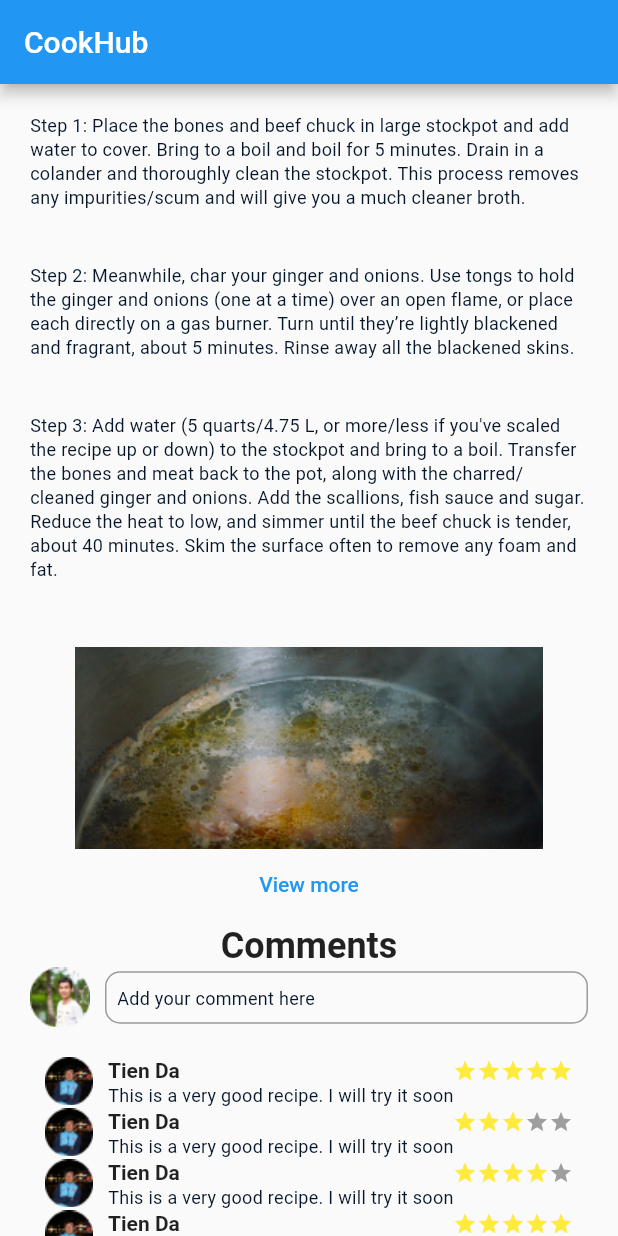
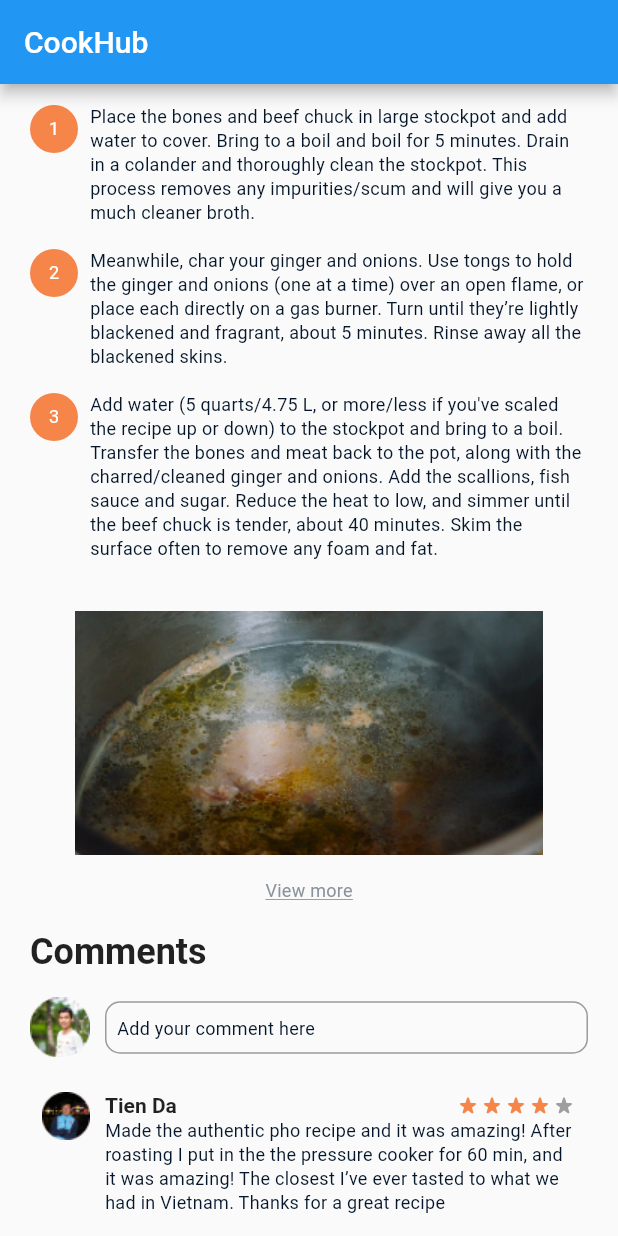
Before and after one commit to k1enttt/cookhub-frontend, a Flutter app: the screen it shows after launch, scrolled down 576 dp, on a phone screen of 412 x 824 dp. Run offline on Flutter 3.47's test engine with Material 2 defaults, Android fonts, the phone set to English and light mode, and no system bars; our stand-ins replace get; Roboto replaces fonts that are missing (Poppins).

Commit message:
Style UI

```diff
--- /dev/null
+++ b/lib/app/data/models/cooking_duration.dart
@@ -0,0 +1,5 @@
+class CookingDuration {
+  int time;
+  String unit;
+  CookingDuration({required this.time, required this.unit});
+}
--- a/lib/app/modules/recipes/recipes_controller.dart
+++ b/lib/app/modules/recipes/recipes_controller.dart
@@ -64,35 +64,16 @@ class RecipesController extends GetxController {
       userName: 'Tien Da',
       userAvt: 'assets/user_avt.png',
       rate: 4,
-      body: 'This is a very good recipe. I will try it soon',
+      body:
+          'Made the authentic pho recipe and it was amazing! After roasting I put in the the pressure cooker for 60 min, and it was amazing! The closest I’ve ever tasted to what we had in Vietnam. Thanks for a great recipe',
     ),
     Comment(
       id: 2,
       userName: 'Tien Da',
       userAvt: 'assets/user_avt.png',
       rate: 2,
-      body: 'This is a very good recipe. I will try it soon',
-    ),
-    Comment(
-      id: 3,
-      userName: 'Tien Da',
-      userAvt: 'assets/user_avt.png',
-      rate: 3,
-      body: 'This is a very good recipe. I will try it soon',
-    ),
-    Comment(
-      id: 4,
-      userName: 'Tien Da',
-      userAvt: 'assets/user_avt.png',
-      rate: 5,
-      body: 'This is a very good recipe. I will try it soon',
-    ),
-    Comment(
-      id: 5,
-      userName: 'Tien Da',
-      userAvt: 'assets/user_avt.png',
-      rate: 1,
-      body: 'This is a very good recipe. I will try it soon',
+      body:
+          'Made the authentic pho recipe and it was amazing! After roasting I put in the the pressure cooker for 60 min, and it was amazing! The closest I’ve ever tasted to what we had in Vietnam. Thanks for a great recipe',
     ),
   ];
 
--- a/lib/app/modules/recipes/screens/recipes_screen.dart
+++ b/lib/app/modules/recipes/screens/recipes_screen.dart
@@ -1,12 +1,13 @@
 import 'package:cookhub_frontend/app/data/models/comment.dart';
+import 'package:cookhub_frontend/app/data/models/cooking_duration.dart';
 import 'package:cookhub_frontend/app/data/models/ingredient.dart';
 import 'package:cookhub_frontend/app/data/models/recipe_step.dart';
 import 'package:cookhub_frontend/app/data/models/tag.dart';
 import 'package:cookhub_frontend/app/modules/recipes/recipes_controller.dart';
-import 'package:cookhub_frontend/app/modules/recipes/widgets/comment_text.dart';
-import 'package:cookhub_frontend/app/modules/recipes/widgets/ingredient_item.dart';
-import 'package:cookhub_frontend/app/modules/recipes/widgets/step_images.dart';
-import 'package:cookhub_frontend/app/modules/recipes/widgets/step_text.dart';
+import 'package:cookhub_frontend/app/modules/recipes/widgets/row_comment_text.dart';
+import 'package:cookhub_frontend/app/modules/recipes/widgets/row_ingredient_item.dart';
+import 'package:cookhub_frontend/app/modules/recipes/widgets/images_step.dart';
+import 'package:cookhub_frontend/app/modules/recipes/widgets/text_step.dart';
 import 'package:cookhub_frontend/core/values/colors.dart';
 import 'package:cookhub_frontend/core/values/strings.dart';
 import 'package:cookhub_frontend/core/values/text_style.dart';
@@ -24,8 +25,11 @@ class RecipesScreen extends StatelessWidget {
     // Font
     TextStyle heading2Style = CustomTextStyles.heading2Style;
     TextStyle mediumStyle = CustomTextStyles.mediumStyle;
-    TextStyle normalStyle = CustomTextStyles.normalStyle;
+    TextStyle blackNormalStyle = CustomTextStyles.normalStyle;
     TextStyle largeBoldStyle = CustomTextStyles.largeBoldStyle;
+    TextStyle whiteNormalStyle = blackNormalStyle.copyWith(color: Colors.white);
+    TextStyle textButtonStyle = blackNormalStyle.copyWith(
+        color: CustomColor.gray1, decoration: TextDecoration.underline);
 
     // Data
     String backgroundImg = 'assets/back_image.png';
@@ -48,6 +52,15 @@ class RecipesScreen extends StatelessWidget {
     List<Ingredient> ingredients = controller.ingredients;
     List<Comment> comments = controller.comments;
     List<Tag> tags = controller.tags;
+
+    // UI
+    cookingDurationText(CookingDuration cookingDuration) =>
+        Text("${cookingDuration.time} ${cookingDuration.unit}",
+            style: blackNormalStyle);
+    cookingLevelText(String cookingLevel) =>
+        Text(cookingLevel, style: blackNormalStyle);
+    ratingText(double rating, int reviewQuantity) =>
+        Text("$rating  ($reviewQuantity reviews)", style: blackNormalStyle);
 
     // Functions
     void stepsOnClick() {
@@ -88,7 +101,6 @@ class RecipesScreen extends StatelessWidget {
                 child: Column(
                   children: [
                     // Tựa đề
-
                     Text(
                       dishName,
                       textAlign: TextAlign.center,
@@ -102,24 +114,18 @@ class RecipesScreen extends StatelessWidget {
                         mainAxisAlignment: MainAxisAlignment.center,
                         crossAxisAlignment: CrossAxisAlignment.center,
                         children: [
-                          Text(
-                              "${cookingDuration.time} ${cookingDuration.unit}",
-                              style: normalStyle),
+                          cookingDurationText(cookingDuration),
                           const SizedBox(width: 14),
-                          Text("|", style: normalStyle),
+                          Text("|", style: blackNormalStyle),
                           const SizedBox(width: 14),
-                          Text(cookingLevel, style: normalStyle),
                           const SizedBox(width: 14),
-                          Text("|", style: normalStyle),
+                          cookingLevelText(cookingLevel),
                           const SizedBox(width: 14),
                           const Icon(
-                            Icons.star_border_rounded,
+                            Icons.star_rate_rounded,
                             size: 16,
                           ),
-                          Text(
-                            "$rating ($reviewQuantity reviews)",
-                            style: normalStyle,
-                          ),
+                          ratingText(rating, reviewQuantity),
                         ],
                       ),
                     ),
@@ -140,7 +146,7 @@ class RecipesScreen extends StatelessWidget {
                               horizontal: 24, vertical: 8),
                           child: Text(
                             tags[tagIndex].name,
-                            style: normalStyle,
+                            style: blackNormalStyle,
                           ),
                         ),
                       ),
@@ -172,7 +178,7 @@ class RecipesScreen extends StatelessWidget {
                                       const SizedBox(height: 3),
                                       Text(
                                         '$authorFollowers followers',
-                                        style: normalStyle,
+                                        style: blackNormalStyle,
                                       ),
                                     ],
                                   ),
@@ -189,7 +195,7 @@ class RecipesScreen extends StatelessWidget {
                             ),
                             child: Text(
                               'Follow',
-                              style: normalStyle,
+                              style: blackNormalStyle,
                             ),
                           )
                         ],
@@ -200,7 +206,7 @@ class RecipesScreen extends StatelessWidget {
                     // Mô tả
                     Text(
                       dishDescription,
-                      style: normalStyle,
+                      style: blackNormalStyle,
                     ),
                     const SizedBox(height: 26),
 
@@ -209,35 +215,48 @@ class RecipesScreen extends StatelessWidget {
                       child: Row(
                         mainAxisAlignment: MainAxisAlignment.spaceAround,
                         children: [
-                          GestureDetector(
+                          Expanded(
+                            child: GestureDetector(
                               onTap: stepsOnClick,
                               child: Container(
-                              width: 170,
+                                height: 40,
                                 alignment: Alignment.center,
                                 padding: const EdgeInsets.all(10),
                                 decoration: BoxDecoration(
-                                borderRadius: BorderRadius.circular(10),
-                                color: Colors.grey[300],
+                                  borderRadius: BorderRadius.circular(50),
+                                  color: (isStepsViewOrIngredientsView.value)
+                                      ? CustomColor.primary
+                                      : CustomColor.gray3,
                                 ),
                                 child: Text(
                                   "Steps",
-                                style: normalStyle,
+                                  style: (isStepsViewOrIngredientsView.value)
+                                      ? whiteNormalStyle
+                                      : blackNormalStyle,
                                 ),
                               ),
                             ),
-                          GestureDetector(
+                          ),
+                          const SizedBox(width: 16),
+                          Expanded(
+                            child: GestureDetector(
                               onTap: ingredientsOnClick,
                               child: Container(
-                              width: 170,
+                                height: 40,
                                 alignment: Alignment.center,
                                 padding: const EdgeInsets.all(10),
                                 decoration: BoxDecoration(
-                                borderRadius: BorderRadius.circular(10),
-                                color: Colors.grey[300],
+                                  borderRadius: BorderRadius.circular(50),
+                                  color: (isStepsViewOrIngredientsView.value)
+                                      ? CustomColor.gray3
+                                      : CustomColor.primary,
                                 ),
                                 child: Text(
                                   "Ingredients",
-                                style: normalStyle,
+                                  style: (isStepsViewOrIngredientsView.value)
+                                      ? blackNormalStyle
+                                      : whiteNormalStyle,
+                                ),
                               ),
                             ),
                           ),
@@ -253,7 +272,7 @@ class RecipesScreen extends StatelessWidget {
                                 padding: const EdgeInsets.only(bottom: 16.0),
                                 child: Text(
                                   'No steps',
-                                  style: normalStyle,
+                                  style: blackNormalStyle,
                                 ),
                               )
                             : SizedBox(
@@ -317,7 +336,7 @@ class RecipesScreen extends StatelessWidget {
                                     children: [
                                       Text(
                                         'How many servings?',
-                                        style: normalStyle,
+                                        style: blackNormalStyle,
                                       ),
 
                                       // Quantity and button to increase/decrease
@@ -370,7 +389,7 @@ class RecipesScreen extends StatelessWidget {
                                 (ingredients.isEmpty)
                                     ? Text(
                                         'No ingredients',
-                                        style: normalStyle,
+                                        style: blackNormalStyle,
                                       )
                                     : (ListView.builder(
                                         shrinkWrap: true,
@@ -392,18 +411,28 @@ class RecipesScreen extends StatelessWidget {
                           ),
 
                     // Nút xem thêm
-                    TextButton(
+                    SizedBox(
+                      width: screenWidth,
+                      child: TextButton(
                         onPressed: () {
                           // Mở rộng nội dung Steps và Ingredients
                         },
-                      child: const Text('View more'),
+                        child: Text(
+                          'View more',
+                          style: textButtonStyle,
+                        ),
+                      ),
                     ),
 
                     // Comments
-                    Text(
+                    Container(
+                      alignment: Alignment.centerLeft,
+                      child: Text(
                         "Comments",
                         style: heading2Style,
                       ),
+                    ),
+                    const SizedBox(height: 16),
 
                     SizedBox(
                         child: Row(
@@ -417,7 +446,7 @@ class RecipesScreen extends StatelessWidget {
                               isDense: true,
                               contentPadding: const EdgeInsets.all(8),
                               hintText: 'Add your comment here',
-                              hintStyle: normalStyle,
+                              hintStyle: blackNormalStyle,
                               border: OutlineInputBorder(
                                 borderRadius: BorderRadius.circular(10),
                                 borderSide: BorderSide(
@@ -428,31 +457,38 @@ class RecipesScreen extends StatelessWidget {
                         ),
                       ],
                     )),
+                    const SizedBox(height: 15),
 
                     // Danh sách các comment
                     comments.isEmpty
                         ? Text(
                             'No comments',
-                            style: normalStyle,
+                            style: blackNormalStyle,
                           )
-                        : Container(
-                            margin: const EdgeInsets.symmetric(
-                                vertical: 20, horizontal: 10),
-                            child: ListView.builder(
+                        : ListView.builder(
                             shrinkWrap: true,
                             physics: const NeverScrollableScrollPhysics(),
                             itemCount: comments.length,
                             itemBuilder: (context, index) {
-                                  return CommentText(
-                                      comments: comments, index: index);
+                              return Padding(
+                                padding: const EdgeInsets.all(8.0),
+                                child: CommentText(
+                                    comments: comments, index: index),
+                              );
                             }),
-                          ),
+
                     // Nút View more comments
-                    TextButton(
+                    SizedBox(
+                      width: screenWidth,
+                      child: TextButton(
                         onPressed: () {
                           // Mở rộng nội dung Comments
                         },
-                      child: const Text('View all 1000 comments'),
+                        child: Text(
+                          'View all 1000 comments',
+                          style: textButtonStyle,
+                        ),
+                      ),
                     ),
                   ],
                 )),
@@ -462,9 +498,3 @@ class RecipesScreen extends StatelessWidget {
     );
   }
 }
-
-class CookingDuration {
-  int time;
-  String unit;
-  CookingDuration({required this.time, required this.unit});
-}
--- a/lib/app/modules/recipes/widgets/comment_text.dart
+++ b/lib/app/modules/recipes/widgets/row_comment_text.dart
@@ -1,4 +1,5 @@
 import 'package:cookhub_frontend/app/data/models/comment.dart';
+import 'package:cookhub_frontend/core/values/colors.dart';
 import 'package:cookhub_frontend/core/values/text_style.dart';
 import 'package:flutter/material.dart';
 
@@ -38,13 +39,13 @@ class CommentText extends StatelessWidget {
                           5,
                           (indexRate) {
                             Widget star = const Icon(
-                              Icons.star,
-                              color: Colors.yellow,
+                              Icons.star_rate_rounded,
+                              color: CustomColor.primary,
                               size: 16,
                             );
-                            if (indexRate > comments[index].rate) {
+                            if (indexRate >= comments[index].rate) {
                               star = const Icon(
-                                Icons.star,
+                                Icons.star_rate_rounded,
                                 color: Colors.grey,
                                 size: 16,
                               );
@@ -60,8 +61,8 @@ class CommentText extends StatelessWidget {
               ),
 
               // Nội dung
-              const Text(
-                'This is a very good recipe. I will try it soon',
+              Text(
+                comments[index].body,
                 style: CustomTextStyles.normalStyle,
               ),
             ],
--- a/lib/app/modules/recipes/widgets/step_text.dart
+++ /dev/null
@@ -1,21 +0,0 @@
-import 'package:cookhub_frontend/app/data/models/recipe_step.dart';
-import 'package:cookhub_frontend/core/values/text_style.dart';
-import 'package:flutter/material.dart';
-
-class StepText extends StatelessWidget {
-  const StepText({super.key, required this.steps, required this.index});
-  final List<RecipeStep> steps;
-  final int index;
-
-  @override
-  Widget build(BuildContext context) {
-    return Container(
-      alignment: Alignment.centerLeft,
-      padding: const EdgeInsets.only(top: 10, bottom: 10),
-      child: Text(
-        'Step ${index + 1}: ${steps[index].text}',
-        style: CustomTextStyles.normalStyle,
-      ),
-    );
-  }
-}
--- /dev/null
+++ b/lib/app/modules/recipes/widgets/text_step.dart
@@ -0,0 +1,47 @@
+import 'package:cookhub_frontend/app/data/models/recipe_step.dart';
+import 'package:cookhub_frontend/core/values/colors.dart';
+import 'package:cookhub_frontend/core/values/text_style.dart';
+import 'package:flutter/material.dart';
+
+class StepText extends StatelessWidget {
+  const StepText({super.key, required this.steps, required this.index});
+  final List<RecipeStep> steps;
+  final int index;
+
+  @override
+  Widget build(BuildContext context) {
+    TextStyle whiteNormalStyle =
+        CustomTextStyles.normalStyle.copyWith(color: Colors.white);
+
+    return Container(
+      alignment: Alignment.centerLeft,
+      child: Row(
+        crossAxisAlignment: CrossAxisAlignment.start,
+        children: [
+          Container(
+            width: 32,
+            height: 32,
+            decoration: BoxDecoration(
+              color: CustomColor.primary,
+              borderRadius: BorderRadius.circular(50),
+            ),
+            child: Center(
+              child: Text(
+                '${index + 1}',
+                style: whiteNormalStyle,
+              ),
+            ),
+          ),
+          const SizedBox(width: 8),
+          Flexible(
+            child: Text(
+              steps[index].text,
+              softWrap: true,
+              style: CustomTextStyles.normalStyle,
+            ),
+          ),
+        ],
+      ),
+    );
+  }
+}
```
Also changed, not shown: lib/app/modules/recipes/widgets/button_steps_ingredients.dart (added), lib/app/modules/recipes/widgets/images_step.dart (renamed from lib/app/modules/recipes/widgets/step_images.dart), lib/app/modules/recipes/widgets/row_ingredient_item.dart (renamed from lib/app/modules/recipes/widgets/ingredient_item.dart). Lines whose indentation alone changed are shown as unchanged.
